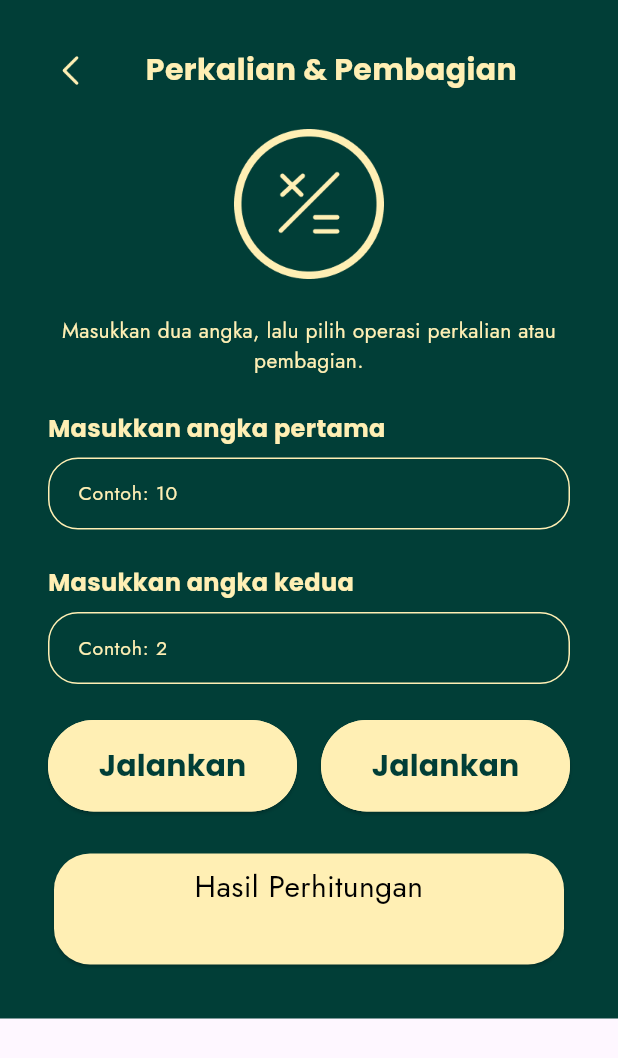
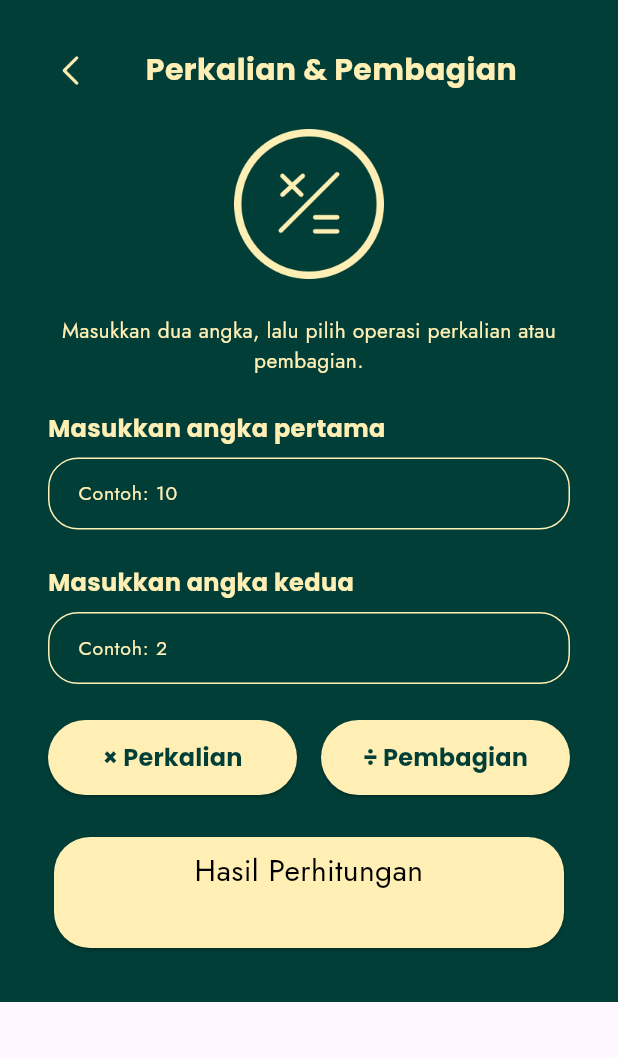
Before and after one commit to GraciaRosalinaHindirwan/Mobile---Tugas-1, a Flutter app: the SecondMenuPage screen opened directly, on a phone screen of 412 x 824 dp. Shown: the top 1058 px of the screen. Run offline on Flutter 3.47's test engine with Material 3 defaults, Android fonts, the phone set to English and light mode, and no system bars.

Commit message:
Perbaiki tombol perkalian dan pembagian

```diff
--- a/tugas1_mobile/lib/page/second_menu.dart
+++ b/tugas1_mobile/lib/page/second_menu.dart
@@ -139,13 +139,41 @@ class _SecondMenuPageState extends State<SecondMenuPage> {
                 spacing: 16,
                 children: [
                   Expanded(
-                    child: ButtonSubmit(
+                    child: ElevatedButton(
                       onPressed: hitungPerkalian,
+                      style: ElevatedButton.styleFrom(
+                        backgroundColor: AppColors.secondaryColor,
+                        foregroundColor: AppColors.primaryColor,
+                        minimumSize: const Size(double.infinity, 50),
+                        shape: RoundedRectangleBorder(
+                          borderRadius: BorderRadius.circular(100),
+                        ),
+                      ),
+                      child: Text(
+                        '× Perkalian',
+                        style: AppTextStyles.poppinsBold.copyWith(
+                          fontSize: 16,
+                        ),
+                      ),
                     ),
                   ),
                   Expanded(
-                    child: ButtonSubmit(
+                    child: ElevatedButton(
                       onPressed: hitungPembagian,
+                      style: ElevatedButton.styleFrom(
+                        backgroundColor: AppColors.secondaryColor,
+                        foregroundColor: AppColors.primaryColor,
+                        minimumSize: const Size(double.infinity, 50),
+                        shape: RoundedRectangleBorder(
+                          borderRadius: BorderRadius.circular(100),
+                        ),
+                      ),
+                      child: Text(
+                        '÷ Pembagian',
+                        style: AppTextStyles.poppinsBold.copyWith(
+                          fontSize: 16,
+                        ),
+                      ),
                     ),
                   ),
                 ],
```
